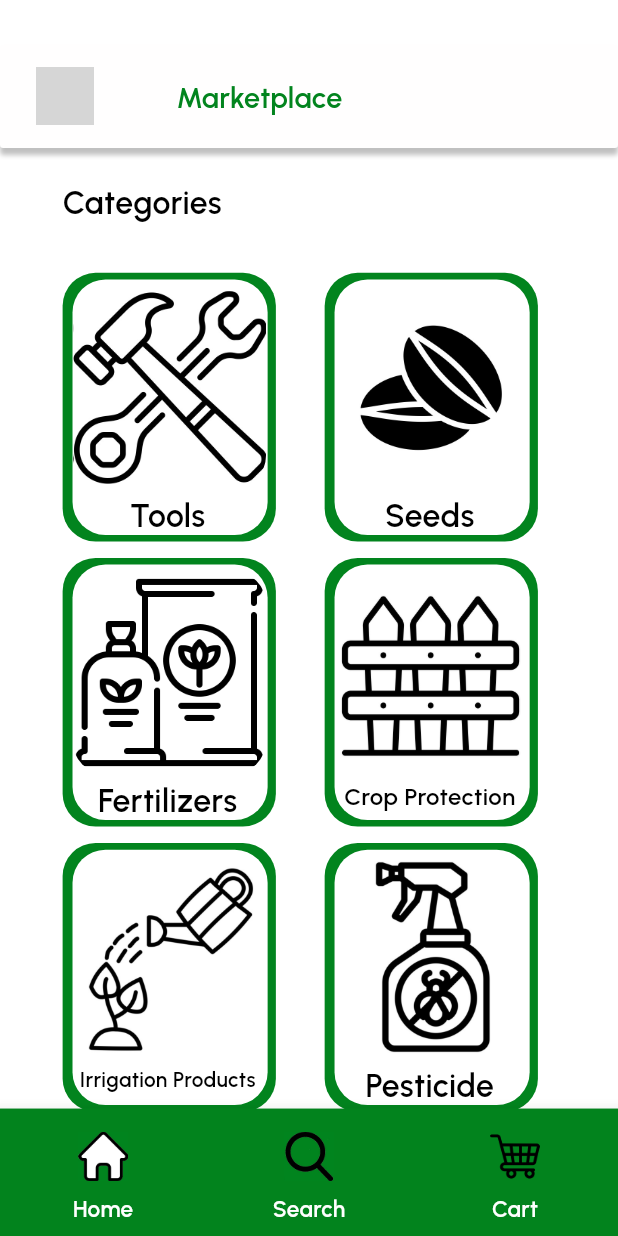
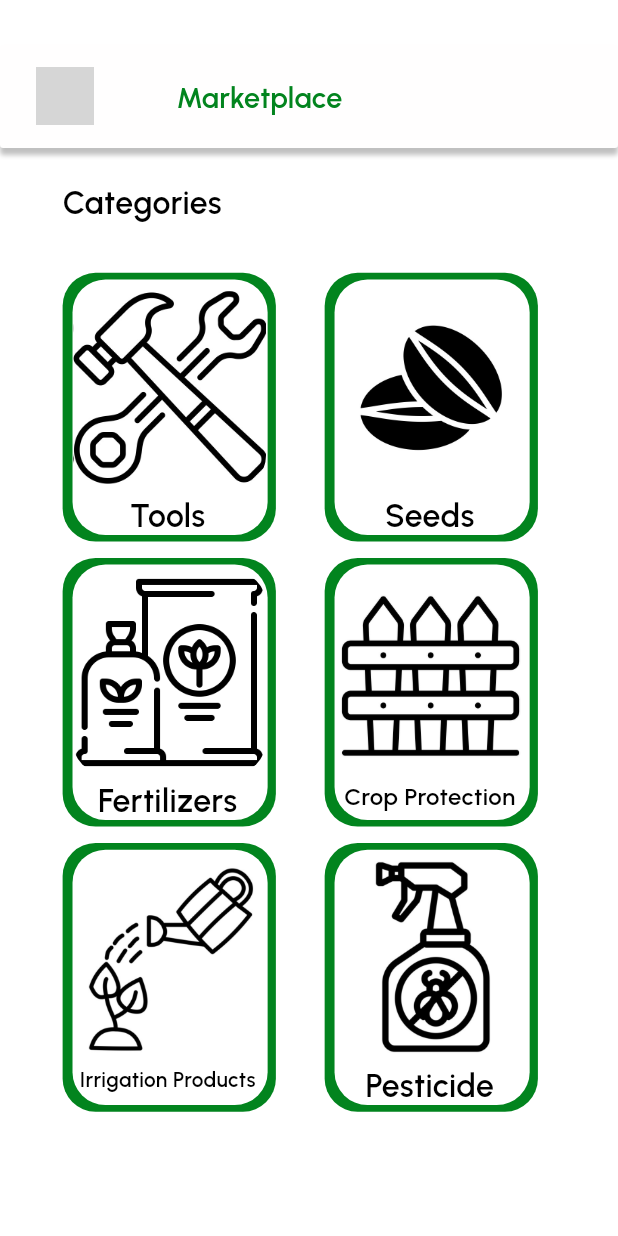
Before and after one commit to josseppittapillil/GroWise, a Flutter app: the Market screen opened directly, on a phone screen of 412 x 824 dp. Run offline on Flutter 3.47's test engine with Material 3 defaults, Android fonts, the phone set to English and light mode, and no system bars; our stand-ins replace flutter_map, fluttertoast, latlong2, location; missing offline and left inert: credentials_manager, fancy_bottom_navigation_plus, growwise; grey boxes are pictures that could not be loaded.

Commit message:
Update Market.dart

```diff
--- a/lib/pages/Market.dart
+++ b/lib/pages/Market.dart
@@ -2,9 +2,18 @@ import 'package:flutter/material.dart';
 import 'package:growwise/pages/homepage.dart';
 import 'package:growwise/pages/products.dart';
 import 'iteminfo.dart';
+//import 'search.dart'; // Import the search.dart file
+//import 'cart.dart'; // Import the cart.dart file
 
-class Market extends StatelessWidget {
+class Market extends StatefulWidget {
   const Market({Key? key}) : super(key: key);
+
+  @override
+  _MarketState createState() => _MarketState();
+}
+
+class _MarketState extends State<Market> {
+  int currentPage = 0;
 
   @override
   Widget build(BuildContext context) {
@@ -13,42 +22,6 @@ class Market extends StatelessWidget {
     double ffem = fem * 0.97;
     String selectedCategory = ''; // Initialize selected category variable
     return Scaffold(
-      bottomNavigationBar: BottomNavigationBar(
-        backgroundColor: const Color(0xff02831d),
-        selectedItemColor: Colors.white,
-        unselectedItemColor: Colors.white,
-        selectedFontSize: 15,
-        unselectedFontSize: 15, // Set selected label color to white
-        items: [
-          BottomNavigationBarItem(
-            icon: IconButton(
-              onPressed: () {},
-              icon: Image.asset('assets/images/image-3.png',
-                  width: 30 * fem, height: 30 * fem),
-            ),
-            label: 'Home',
-          ),
-          BottomNavigationBarItem(
-            icon: IconButton(
-              onPressed: () {
-                // Navigate to page associated with this icon
-              },
-              icon: Image.asset('assets/images/image-2.png',
-                  width: 30 * fem, height: 30 * fem),
-            ),
-            label: 'Search',
-          ),
-          BottomNavigationBarItem(
-              icon: IconButton(
-                onPressed: () {
-                  // Navigate to page associated with this icon
-                },
-                icon: Image.asset('assets/images/shopping-cart-1-1.png',
-                    width: 30 * fem, height: 30 * fem),
-              ),
-              label: 'Cart'),
-        ],
-      ),
       body: SizedBox(
         width: double.infinity,
         child: Container(
@@ -601,8 +574,6 @@ class Market extends StatelessWidget {
                         ],
                       ),
                     ),
-
-                    // Add more rows similarly for other categories
                   ],
                 ),
               ),
@@ -613,3 +584,4 @@ class Market extends StatelessWidget {
     );
   }
 }
+// search.dart
```
